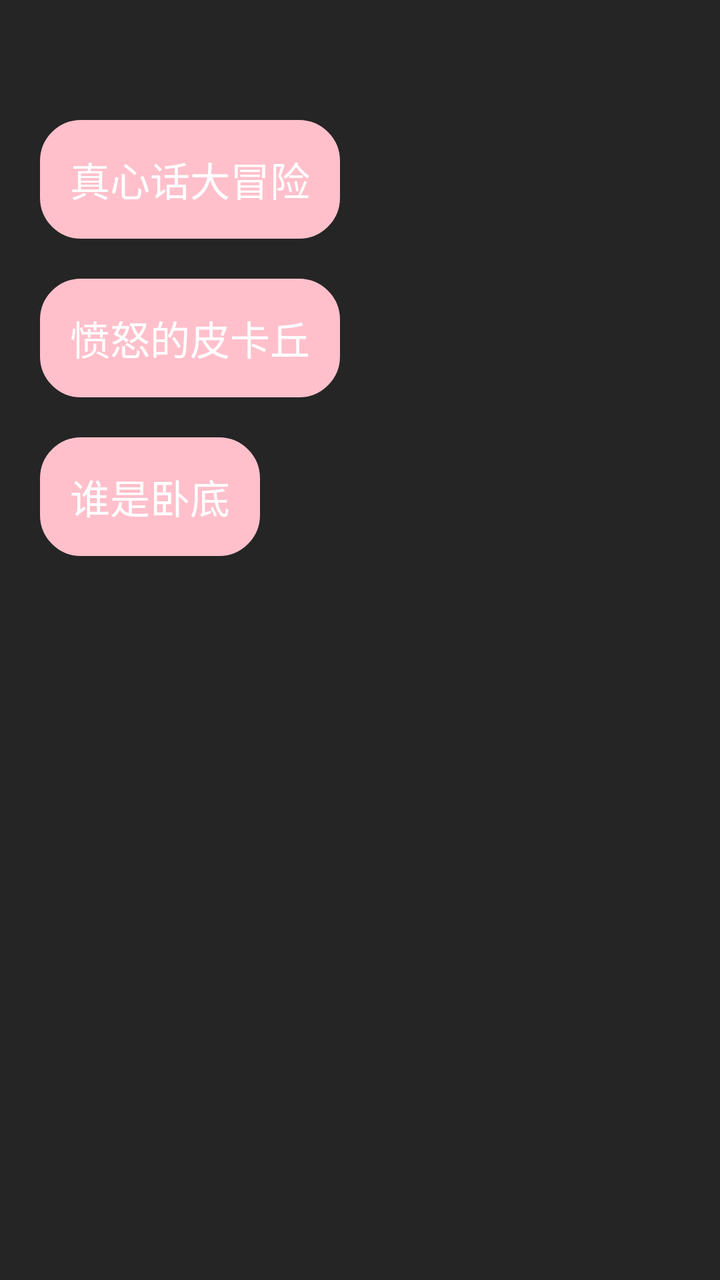
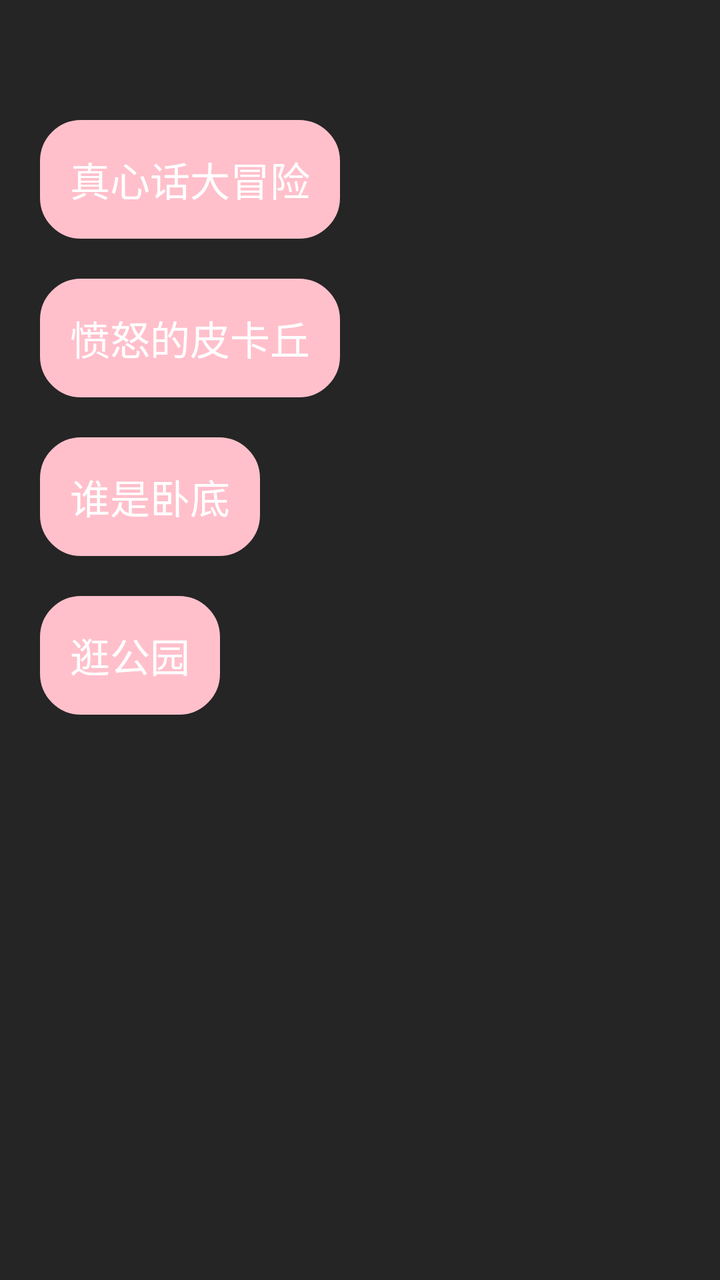

An Android layout rendered at two revisions. The XML below is the earlier revision; the diff shows what the commit changed to produce the second picture.
<!-- AndroidManifest.xml: application theme AppTheme -->
<!-- res/layout/activity_main.xml -->
<?xml version="1.0" encoding="utf-8"?>
<layout xmlns:android="http://schemas.android.com/apk/res/android"
    xmlns:app="http://schemas.android.com/apk/res-auto"
    xmlns:binding="http://schemas.android.com/apk/res-auto"
    xmlns:tools="http://schemas.android.com/tools">

    <data>

        <variable
            name="viewModel"
            type="com.xxx.games.MainViewModel" />
    </data>

    <RelativeLayout
        android:layout_width="match_parent"
        android:layout_height="match_parent"
        android:background="#252525"
        tools:context=".MainActivity">

        <Button
            android:id="@+id/btn_game1"
            android:layout_width="wrap_content"
            android:layout_height="wrap_content"
            android:layout_marginLeft="20dp"
            android:layout_marginTop="60dp"
            android:background="@drawable/btn_pink_sx"
            android:padding="15dp"
            android:text="真心话大冒险"
            android:textColor="@color/white"
            android:textSize="20sp" />

        <Button
            android:id="@+id/btn_game2"
            android:layout_width="wrap_content"
            android:layout_height="wrap_content"
            android:layout_below="@id/btn_game1"
            android:layout_marginLeft="20dp"
            android:layout_marginTop="20dp"
            android:background="@drawable/btn_pink_sx"
            android:padding="15dp"
            android:text="愤怒的皮卡丘"
            android:textColor="@color/white"
            android:textSize="20sp" />

        <Button
            android:id="@+id/btn_game3"
            android:layout_width="wrap_content"
            android:layout_height="wrap_content"
            android:layout_below="@id/btn_game2"
            android:layout_marginLeft="20dp"
            android:layout_marginTop="20dp"
            android:background="@drawable/btn_pink_sx"
            android:padding="15dp"
            android:text="谁是卧底"
            android:textColor="@color/white"
            android:textSize="20sp" />

    </RelativeLayout>
</layout>
<!-- resources referenced by this layout -->
<resources>
  <color name="white">#FFFFFFFF</color>
  <!-- drawable btn_pink_sx (drawable) -->
  <?xml version="1.0" encoding="utf-8"?>
  <shape xmlns:android="http://schemas.android.com/apk/res/android">
      <corners android:radius="20dp" />
      
      <stroke
          android:width="1dp"
          android:color="#FFC0CB" />
  
      
      <solid android:color="#FFC0CB" />
  </shape>
  <style name="AppTheme" parent="QMUI.Compat.NoActionBar">
          
          <item name="colorPrimary">@color/colorPrimary</item>
          <item name="colorPrimaryDark">@color/colorPrimaryDark</item>
          <item name="colorAccent">@color/colorAccent</item>
      </style>
  <color name="colorPrimary">#008577</color>
  <color name="colorPrimaryDark">#00574B</color>
  <color name="colorAccent">#D81B60</color>
</resources>

<!-- the commit's change to res/layout/activity_main.xml (unified diff, before → after) -->
@@ -55,5 +55,18 @@
             android:textColor="@color/white"
             android:textSize="20sp" />
 
+        <Button
+            android:id="@+id/btn_game4"
+            android:layout_width="wrap_content"
+            android:layout_height="wrap_content"
+            android:layout_below="@id/btn_game3"
+            android:layout_marginLeft="20dp"
+            android:layout_marginTop="20dp"
+            android:background="@drawable/btn_pink_sx"
+            android:padding="15dp"
+            android:text="逛公园"
+            android:textColor="@color/white"
+            android:textSize="20sp" />
+
     </RelativeLayout>
 </layout>
